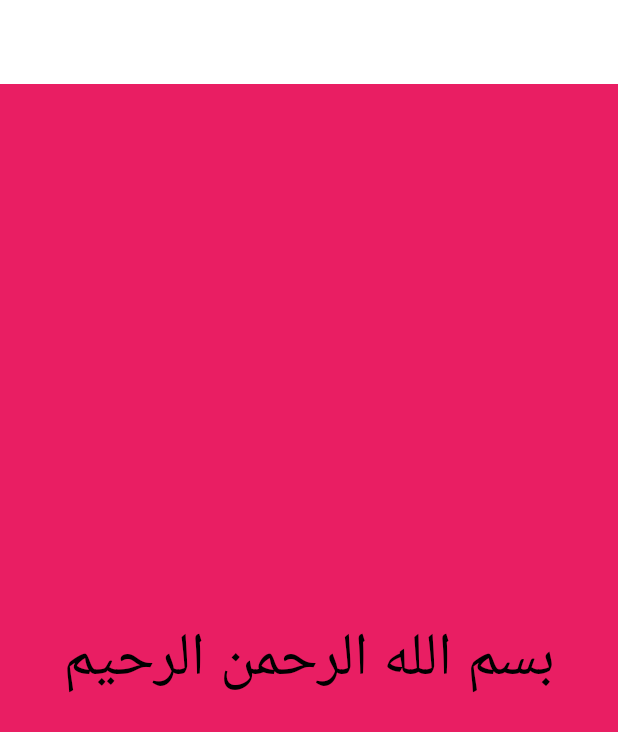
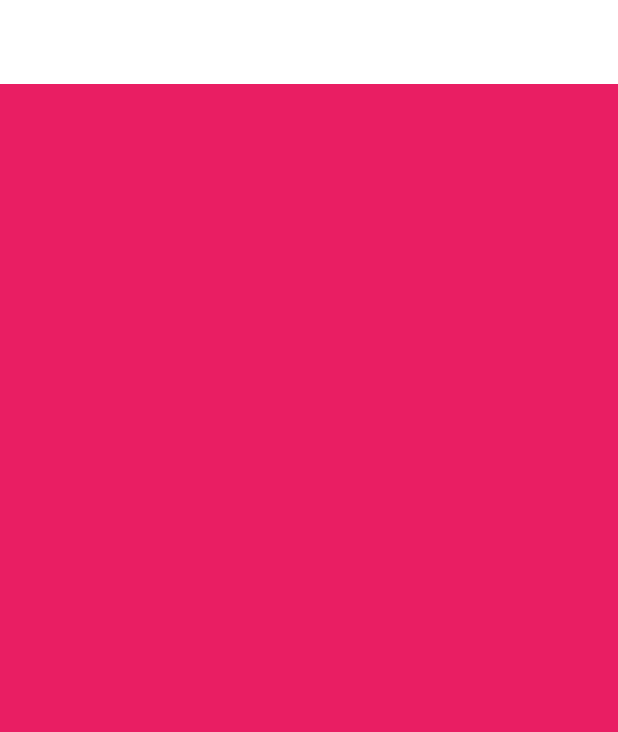
Before and after one commit to mohamedSolaiman11/booking_app, a Flutter app: the screen it shows after launch, on a phone screen of 412 x 824 dp. Shown: the top 732 px of the screen. Run offline on Flutter 3.47's test engine with Material 3 defaults, Android fonts, the phone set to English and light mode, and no system bars; our stand-ins replace firebase_core; accounts and stored records are empty.

Commit message:
osama commit

```diff
--- a/lib/pages/home.dart
+++ b/lib/pages/home.dart
@@ -10,7 +10,7 @@ class HomePage extends StatelessWidget {
       body: Container(
         width: double.infinity,
         height: double.infinity,
-        child: Center(child: Text("بسم الله الرحمن الرحيم",style: TextStyle(fontSize: 40),),),
+        child: Center(child: Text("",style: TextStyle(fontSize: 40),),),
       ),
     );
   }
```
